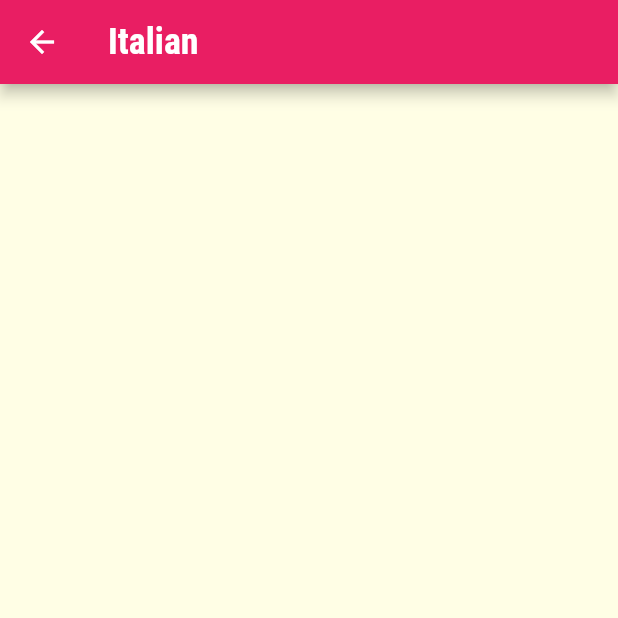
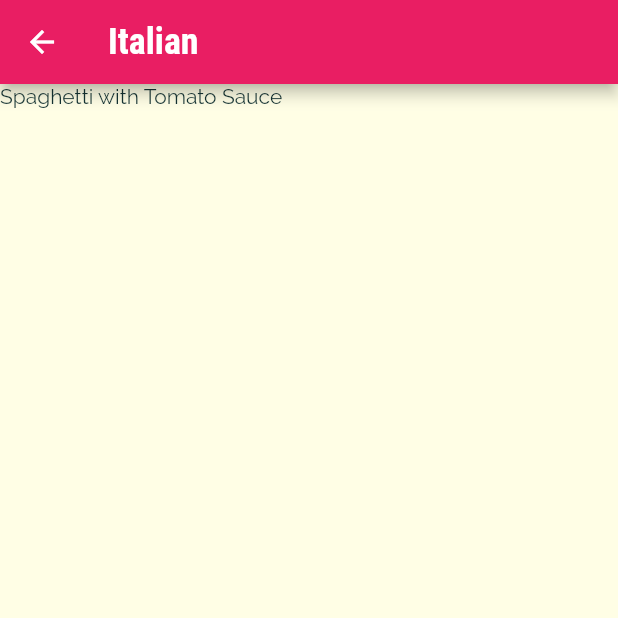
Before and after one commit to Borschik0/meals_app, a Flutter app: the screen it shows after launch, after a tap on "Italian", on a phone screen of 412 x 824 dp, the top half of it. Run offline on Flutter 3.47's test engine with Material 2 defaults, Android fonts, the phone set to English and light mode, and no system bars.

Commit message:
Update 2: show on screen values of new data

```diff
--- a/lib/category_meals_screen.dart
+++ b/lib/category_meals_screen.dart
@@ -1,4 +1,5 @@
 import 'package:flutter/material.dart';
+import 'package:meals_app/dummy_data.dart';
 
 class CategoryMealsScreen extends StatelessWidget {
   static const routeName = '/categories-meals';
@@ -9,14 +10,15 @@ class CategoryMealsScreen extends StatelessWidget {
     final routeArgs = ModalRoute.of(context)!.settings.arguments as Map<String, String>;
     final categoryTitle = routeArgs['title'];
     final categoryId = routeArgs['id'];
+    final categoryMeal = DUMMY_MEALS.where((meal) => meal.categories.contains(categoryId)).toList();
 
     return Scaffold(
         appBar: AppBar(
           title: Text(categoryTitle!),
         ),
         body: ListView.builder(itemBuilder: (ctx, index){
-
+          return Text(categoryMeal[index].title);
         },
-        itemCount: ,));
+        itemCount: categoryMeal.length,));
   }
 }
```
